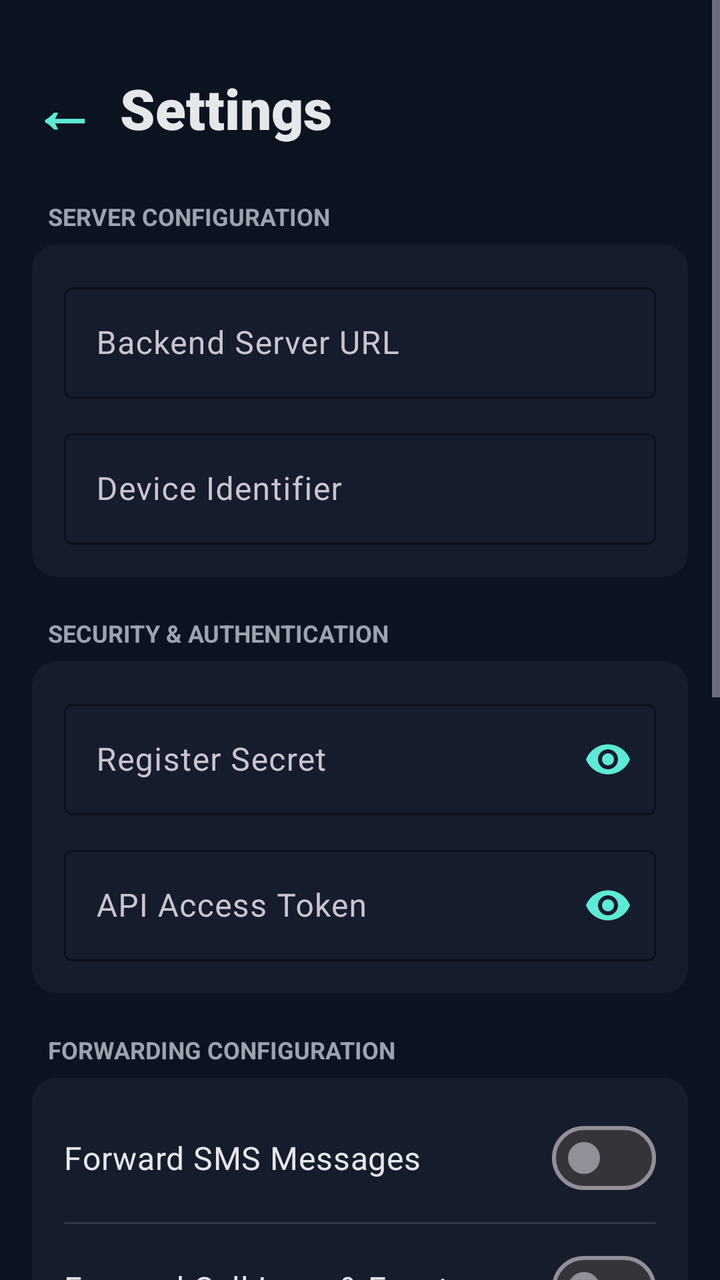
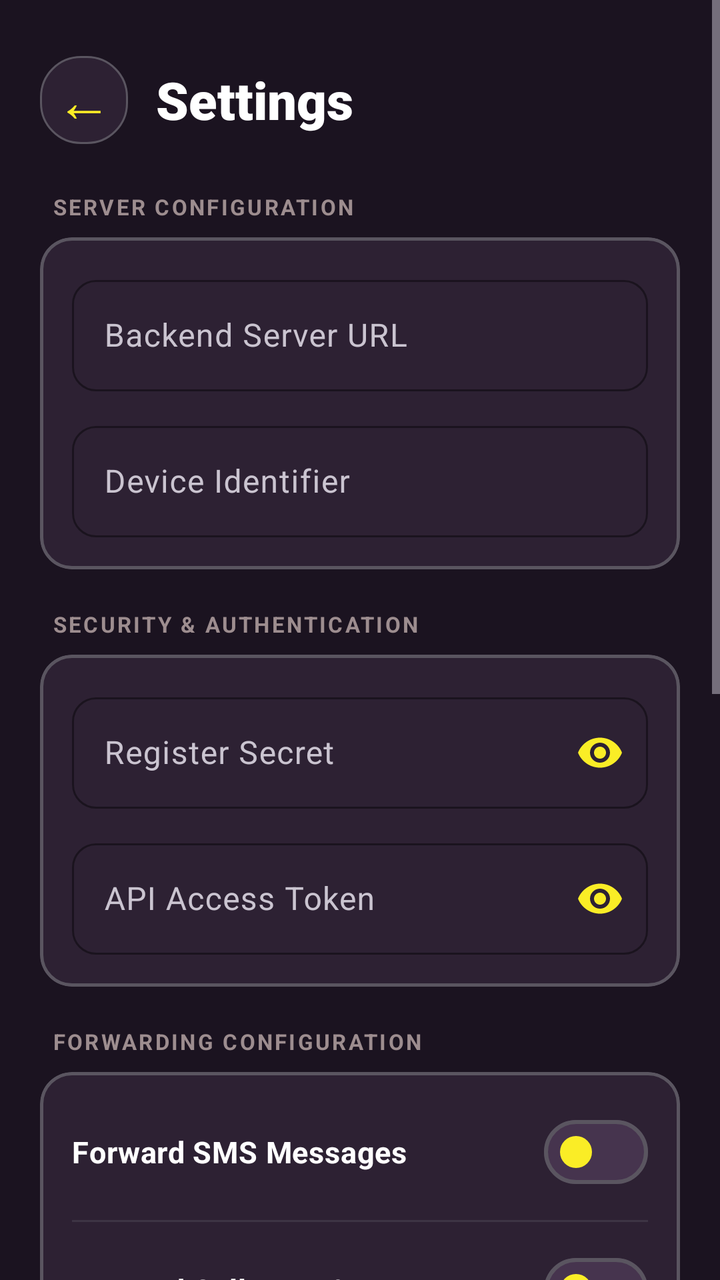

An Android layout rendered at two revisions. The XML below is the earlier revision; the diff shows what the commit changed to produce the second picture.
<!-- AndroidManifest.xml: application theme Theme.DeviceBridge -->
<!-- res/layout/activity_settings.xml -->
<?xml version="1.0" encoding="utf-8"?>
<ScrollView xmlns:android="http://schemas.android.com/apk/res/android"
    xmlns:app="http://schemas.android.com/apk/res-auto"
    android:layout_width="match_parent"
    android:layout_height="match_parent"
    android:background="@color/bridge_bg">

    <LinearLayout
        android:layout_width="match_parent"
        android:layout_height="wrap_content"
        android:orientation="vertical"
        android:padding="16dp">

        <LinearLayout
            android:layout_width="match_parent"
            android:layout_height="wrap_content"
            android:orientation="horizontal"
            android:gravity="center_vertical"
            android:layout_marginTop="16dp"
            android:layout_marginBottom="24dp">

            <TextView
                android:id="@+id/backBtn"
                android:layout_width="wrap_content"
                android:layout_height="wrap_content"
                android:text="←"
                android:textColor="@color/bridge_accent"
                android:textSize="32sp"
                android:textStyle="bold"
                android:paddingEnd="12dp" />

            <TextView
                android:layout_width="wrap_content"
                android:layout_height="wrap_content"
                android:text="Settings"
                android:textColor="@color/bridge_text"
                android:textSize="28sp"
                android:textStyle="bold"
                android:fontFamily="sans-serif-black" />
        </LinearLayout>

        
        <TextView
            android:layout_width="wrap_content"
            android:layout_height="wrap_content"
            android:layout_marginStart="8dp"
            android:layout_marginBottom="6dp"
            android:text="SERVER CONFIGURATION"
            android:textColor="#9CA3AF"
            android:textSize="12sp"
            android:textStyle="bold" />

        <com.google.android.material.card.MaterialCardView
            android:layout_width="match_parent"
            android:layout_height="wrap_content"
            android:layout_marginBottom="20dp"
            app:cardCornerRadius="12dp"
            app:cardBackgroundColor="@color/bridge_surface"
            app:strokeWidth="0dp">

            <LinearLayout
                android:layout_width="match_parent"
                android:layout_height="wrap_content"
                android:orientation="vertical"
                android:padding="16dp">

                <com.google.android.material.textfield.TextInputLayout
                    android:layout_width="match_parent"
                    android:layout_height="wrap_content"
                    android:hint="Backend Server URL"
                    app:boxStrokeColor="@color/bridge_accent"
                    app:hintTextColor="@color/bridge_accent"
                    style="@style/Widget.Material3.TextInputLayout.OutlinedBox">

                    <com.google.android.material.textfield.TextInputEditText
                        android:id="@+id/backendUrl"
                        android:layout_width="match_parent"
                        android:layout_height="wrap_content"
                        android:inputType="textUri"
                        android:textColor="@color/bridge_text" />
                </com.google.android.material.textfield.TextInputLayout>

                <com.google.android.material.textfield.TextInputLayout
                    android:layout_width="match_parent"
                    android:layout_height="wrap_content"
                    android:layout_marginTop="12dp"
                    android:hint="Device Identifier"
                    app:boxStrokeColor="@color/bridge_accent"
                    app:hintTextColor="@color/bridge_accent"
                    style="@style/Widget.Material3.TextInputLayout.OutlinedBox">

                    <com.google.android.material.textfield.TextInputEditText
                        android:id="@+id/deviceId"
                        android:layout_width="match_parent"
                        android:layout_height="wrap_content"
                        android:inputType="text"
                        android:textColor="@color/bridge_text" />
                </com.google.android.material.textfield.TextInputLayout>

            </LinearLayout>
        </com.google.android.material.card.MaterialCardView>

        
        <TextView
            android:layout_width="wrap_content"
            android:layout_height="wrap_content"
            android:layout_marginStart="8dp"
            android:layout_marginBottom="6dp"
            android:text="SECURITY &amp; AUTHENTICATION"
            android:textColor="#9CA3AF"
            android:textSize="12sp"
            android:textStyle="bold" />

        <com.google.android.material.card.MaterialCardView
            android:layout_width="match_parent"
            android:layout_height="wrap_content"
            android:layout_marginBottom="20dp"
            app:cardCornerRadius="12dp"
            app:cardBackgroundColor="@color/bridge_surface"
            app:strokeWidth="0dp">

            <LinearLayout
                android:layout_width="match_parent"
                android:layout_height="wrap_content"
                android:orientation="vertical"
                android:padding="16dp">

                <com.google.android.material.textfield.TextInputLayout
                    android:layout_width="match_parent"
                    android:layout_height="wrap_content"
                    android:hint="Register Secret"
                    app:boxStrokeColor="@color/bridge_accent"
                    app:hintTextColor="@color/bridge_accent"
                    app:endIconMode="password_toggle"
                    app:endIconTint="@color/bridge_accent"
                    style="@style/Widget.Material3.TextInputLayout.OutlinedBox">

                    <com.google.android.material.textfield.TextInputEditText
                        android:id="@+id/registerSecret"
                        android:layout_width="match_parent"
                        android:layout_height="wrap_content"
                        android:inputType="textPassword"
                        android:textColor="@color/bridge_text" />
                </com.google.android.material.textfield.TextInputLayout>

                <com.google.android.material.textfield.TextInputLayout
                    android:layout_width="match_parent"
                    android:layout_height="wrap_content"
                    android:layout_marginTop="12dp"
                    android:hint="API Access Token"
                    app:boxStrokeColor="@color/bridge_accent"
                    app:hintTextColor="@color/bridge_accent"
                    app:endIconMode="password_toggle"
                    app:endIconTint="@color/bridge_accent"
                    style="@style/Widget.Material3.TextInputLayout.OutlinedBox">

                    <com.google.android.material.textfield.TextInputEditText
                        android:id="@+id/apiToken"
                        android:layout_width="match_parent"
                        android:layout_height="wrap_content"
                        android:inputType="textPassword"
                        android:textColor="@color/bridge_text" />
                </com.google.android.material.textfield.TextInputLayout>

            </LinearLayout>
        </com.google.android.material.card.MaterialCardView>

        
        <TextView
            android:layout_width="wrap_content"
            android:layout_height="wrap_content"
            android:layout_marginStart="8dp"
            android:layout_marginBottom="6dp"
            android:text="FORWARDING CONFIGURATION"
            android:textColor="#9CA3AF"
            android:textSize="12sp"
            android:textStyle="bold" />

        <com.google.android.material.card.MaterialCardView
            android:layout_width="match_parent"
            android:layout_height="wrap_content"
            android:layout_marginBottom="20dp"
            app:cardCornerRadius="12dp"
            app:cardBackgroundColor="@color/bridge_surface"
            app:strokeWidth="0dp">

            <LinearLayout
                android:layout_width="match_parent"
                android:layout_height="wrap_content"
                android:orientation="vertical"
                android:padding="16dp">

                <com.google.android.material.materialswitch.MaterialSwitch
                    android:id="@+id/smsEnabled"
                    android:layout_width="match_parent"
                    android:layout_height="wrap_content"
                    android:text="Forward SMS Messages"
                    android:textColor="@color/bridge_text"
                    android:textSize="16sp" />

                <View
                    android:layout_width="match_parent"
                    android:layout_height="1dp"
                    android:background="#2E3748"
                    android:layout_marginTop="8dp"
                    android:layout_marginBottom="8dp" />

                <com.google.android.material.materialswitch.MaterialSwitch
                    android:id="@+id/callsEnabled"
                    android:layout_width="match_parent"
                    android:layout_height="wrap_content"
                    android:text="Forward Call Logs &amp; Events"
                    android:textColor="@color/bridge_text"
                    android:textSize="16sp" />

            </LinearLayout>
        </com.google.android.material.card.MaterialCardView>

        
        <com.google.android.material.card.MaterialCardView
            android:layout_width="match_parent"
            android:layout_height="wrap_content"
            android:layout_marginBottom="24dp"
            app:cardCornerRadius="12dp"
            app:cardBackgroundColor="@color/bridge_surface"
            app:strokeWidth="0dp">

            <LinearLayout
                android:layout_width="match_parent"
                android:layout_height="wrap_content"
                android:orientation="vertical"
                android:padding="16dp"
                android:gravity="center_vertical">

                <TextView
                    android:id="@+id/syncStatus"
                    android:layout_width="match_parent"
                    android:layout_height="wrap_content"
                    android:textColor="@color/bridge_text"
                    android:textSize="14sp"
                    android:fontFamily="sans-serif-medium" />
            </LinearLayout>
        </com.google.android.material.card.MaterialCardView>

        
        <com.google.android.material.button.MaterialButton
            android:id="@+id/save"
            android:layout_width="match_parent"
            android:layout_height="50dp"
            android:layout_marginBottom="8dp"
            android:text="Save Configurations"
            android:textStyle="bold"
            app:cornerRadius="10dp"
            app:backgroundTint="@color/bridge_accent"
            android:textColor="@color/bridge_bg" />

        <com.google.android.material.button.MaterialButton
            android:id="@+id/register"
            android:layout_width="match_parent"
            android:layout_height="50dp"
            android:layout_marginBottom="8dp"
            android:text="Register This Device"
            android:textStyle="bold"
            app:cornerRadius="10dp"
            app:backgroundTint="@color/bridge_surface"
            android:textColor="@color/bridge_text" />

        <com.google.android.material.button.MaterialButton
            android:id="@+id/testConnection"
            android:layout_width="match_parent"
            android:layout_height="50dp"
            android:layout_marginBottom="8dp"
            android:text="Test Server Connection"
            android:textStyle="bold"
            app:cornerRadius="10dp"
            app:backgroundTint="@color/bridge_surface"
            android:textColor="@color/bridge_text" />

        <com.google.android.material.button.MaterialButton
            android:id="@+id/syncNow"
            android:layout_width="match_parent"
            android:layout_height="50dp"
            android:layout_marginBottom="8dp"
            android:text="Sync History Now"
            android:textStyle="bold"
            app:cornerRadius="10dp"
            app:backgroundTint="@color/bridge_surface"
            android:textColor="@color/bridge_text" />

        <com.google.android.material.button.MaterialButton
            android:id="@+id/viewLogs"
            android:layout_width="match_parent"
            android:layout_height="50dp"
            android:layout_marginBottom="8dp"
            android:text="View Server Logs"
            android:textStyle="bold"
            app:cornerRadius="10dp"
            app:backgroundTint="@color/bridge_surface"
            android:textColor="@color/bridge_text" />

        <com.google.android.material.button.MaterialButton
            android:id="@+id/clearDb"
            android:layout_width="match_parent"
            android:layout_height="50dp"
            android:layout_marginBottom="40dp"
            android:text="Clear Local Database"
            android:textStyle="bold"
            app:cornerRadius="10dp"
            app:backgroundTint="#EF4444"
            android:textColor="@color/bridge_text" />

    </LinearLayout>
</ScrollView>
<!-- resources referenced by this layout -->
<resources>
  <color name="bridge_accent">#5EEAD4</color>
  <color name="bridge_bg">#0B1220</color>
  <color name="bridge_surface">#151C2C</color>
  <color name="bridge_text">#E5E7EB</color>
  <style name="Theme.DeviceBridge" parent="Theme.Material3.Dark.NoActionBar">
          <item name="colorPrimary">@color/bridge_accent</item>
          <item name="colorSecondary">@color/bridge_accent</item>
          <item name="colorSurface">@color/bridge_surface</item>
          <item name="colorOnSurface">@color/bridge_text</item>
          <item name="android:statusBarColor">@color/bridge_bg</item>
          <item name="android:navigationBarColor">@color/bridge_bg</item>
          <item name="android:windowBackground">@color/bridge_bg</item>
      </style>
</resources>

<!-- the commit's change to res/layout/activity_settings.xml (unified diff, before → after) -->
@@ -3,38 +3,41 @@
     xmlns:app="http://schemas.android.com/apk/res-auto"
     android:layout_width="match_parent"
     android:layout_height="match_parent"
-    android:background="@color/bridge_bg">
+    android:background="@color/bridge_bg"
+    android:fillViewport="true">
 
     <LinearLayout
         android:layout_width="match_parent"
         android:layout_height="wrap_content"
         android:orientation="vertical"
-        android:padding="16dp">
-
+        android:padding="20dp">
+
+        
         <LinearLayout
             android:layout_width="match_parent"
             android:layout_height="wrap_content"
             android:orientation="horizontal"
             android:gravity="center_vertical"
-            android:layout_marginTop="16dp"
+            android:layout_marginTop="8dp"
             android:layout_marginBottom="24dp">
 
             <TextView
                 android:id="@+id/backBtn"
-                android:layout_width="wrap_content"
-                android:layout_height="wrap_content"
+                android:layout_width="44dp"
+                android:layout_height="44dp"
                 android:text="←"
                 android:textColor="@color/bridge_accent"
-                android:textSize="32sp"
-                android:textStyle="bold"
-                android:paddingEnd="12dp" />
+                android:textSize="28sp"
+                android:gravity="center"
+                android:background="@drawable/badge_status_container"
+                android:layout_marginEnd="14dp" />
 
             <TextView
                 android:layout_width="wrap_content"
                 android:layout_height="wrap_content"
                 android:text="Settings"
                 android:textColor="@color/bridge_text"
-                android:textSize="28sp"
+                android:textSize="26sp"
                 android:textStyle="bold"
                 android:fontFamily="sans-serif-black" />
         </LinearLayout>
@@ -43,20 +46,23 @@
         <TextView
             android:layout_width="wrap_content"
             android:layout_height="wrap_content"
-            android:layout_marginStart="8dp"
-            android:layout_marginBottom="6dp"
+            android:layout_marginStart="6dp"
+            android:layout_marginBottom="8dp"
             android:text="SERVER CONFIGURATION"
-            android:textColor="#9CA3AF"
-            android:textSize="12sp"
-            android:textStyle="bold" />
+            android:textColor="@color/bridge_text_secondary"
+            android:textSize="11sp"
+            android:textStyle="bold"
+            android:letterSpacing="0.1" />
 
         <com.google.android.material.card.MaterialCardView
             android:layout_width="match_parent"
             android:layout_height="wrap_content"
             android:layout_marginBottom="20dp"
-            app:cardCornerRadius="12dp"
+            app:cardCornerRadius="16dp"
             app:cardBackgroundColor="@color/bridge_surface"
-            app:strokeWidth="0dp">
+            app:strokeColor="@color/bridge_card_border"
+            app:strokeWidth="1.5dp"
+            app:cardElevation="0dp">
 
             <LinearLayout
                 android:layout_width="match_parent"
@@ -70,6 +76,10 @@
                     android:hint="Backend Server URL"
                     app:boxStrokeColor="@color/bridge_accent"
                     app:hintTextColor="@color/bridge_accent"
+                    app:boxCornerRadiusTopStart="12dp"
+                    app:boxCornerRadiusTopEnd="12dp"
+                    app:boxCornerRadiusBottomStart="12dp"
+                    app:boxCornerRadiusBottomEnd="12dp"
                     style="@style/Widget.Material3.TextInputLayout.OutlinedBox">
 
                     <com.google.android.material.textfield.TextInputEditText
@@ -87,6 +97,10 @@
                     android:hint="Device Identifier"
                     app:boxStrokeColor="@color/bridge_accent"
                     app:hintTextColor="@color/bridge_accent"
+                    app:boxCornerRadiusTopStart="12dp"
+                    app:boxCornerRadiusTopEnd="12dp"
+                    app:boxCornerRadiusBottomStart="12dp"
+                    app:boxCornerRadiusBottomEnd="12dp"
                     style="@style/Widget.Material3.TextInputLayout.OutlinedBox">
 
                     <com.google.android.material.textfield.TextInputEditText
@@ -104,20 +118,23 @@
         <TextView
             android:layout_width="wrap_content"
             android:layout_height="wrap_content"
-            android:layout_marginStart="8dp"
-            android:layout_marginBottom="6dp"
+            android:layout_marginStart="6dp"
+            android:layout_marginBottom="8dp"
             android:text="SECURITY &amp; AUTHENTICATION"
-            android:textColor="#9CA3AF"
-            android:textSize="12sp"
-            android:textStyle="bold" />
+            android:textColor="@color/bridge_text_secondary"
+            android:textSize="11sp"
+            android:textStyle="bold"
+            android:letterSpacing="0.1" />
 
         <com.google.android.material.card.MaterialCardView
             android:layout_width="match_parent"
             android:layout_height="wrap_content"
             android:layout_marginBottom="20dp"
-            app:cardCornerRadius="12dp"
+            app:cardCornerRadius="16dp"
             app:cardBackgroundColor="@color/bridge_surface"
-            app:strokeWidth="0dp">
+            app:strokeColor="@color/bridge_card_border"
+            app:strokeWidth="1.5dp"
+            app:cardElevation="0dp">
 
             <LinearLayout
                 android:layout_width="match_parent"
@@ -133,6 +150,10 @@
                     app:hintTextColor="@color/bridge_accent"
                     app:endIconMode="password_toggle"
                     app:endIconTint="@color/bridge_accent"
+                    app:boxCornerRadiusTopStart="12dp"
+                    app:boxCornerRadiusTopEnd="12dp"
+                    app:boxCornerRadiusBottomStart="12dp"
+                    app:boxCornerRadiusBottomEnd="12dp"
                     style="@style/Widget.Material3.TextInputLayout.OutlinedBox">
 
                     <com.google.android.material.textfield.TextInputEditText
@@ -152,6 +173,10 @@
                     app:hintTextColor="@color/bridge_accent"
                     app:endIconMode="password_toggle"
                     app:endIconTint="@color/bridge_accent"
+                    app:boxCornerRadiusTopStart="12dp"
+                    app:boxCornerRadiusTopEnd="12dp"
+                    app:boxCornerRadiusBottomStart="12dp"
+                    app:boxCornerRadiusBottomEnd="12dp"
                     style="@style/Widget.Material3.TextInputLayout.OutlinedBox">
 
                     <com.google.android.material.textfield.TextInputEditText
@@ -169,20 +194,23 @@
         <TextView
             android:layout_width="wrap_content"
             android:layout_height="wrap_content"
-            android:layout_marginStart="8dp"
-            android:layout_marginBottom="6dp"
+            android:layout_marginStart="6dp"
+            android:layout_marginBottom="8dp"
             android:text="FORWARDING CONFIGURATION"
-            android:textColor="#9CA3AF"
-            android:textSize="12sp"
-            android:textStyle="bold" />
+            android:textColor="@color/bridge_text_secondary"
+            android:textSize="11sp"
+            android:textStyle="bold"
+            android:letterSpacing="0.1" />
 
         <com.google.android.material.card.MaterialCardView
             android:layout_width="match_parent"
             android:layout_height="wrap_content"
             android:layout_marginBottom="20dp"
-            app:cardCornerRadius="12dp"
+            app:cardCornerRadius="16dp"
             app:cardBackgroundColor="@color/bridge_surface"
-            app:strokeWidth="0dp">
+            app:strokeColor="@color/bridge_card_border"
+            app:strokeWidth="1.5dp"
+            app:cardElevation="0dp">
 
             <LinearLayout
                 android:layout_width="match_parent"
@@ -196,14 +224,17 @@
                     android:layout_height="wrap_content"
                     android:text="Forward SMS Messages"
                     android:textColor="@color/bridge_text"
-                    android:textSize="16sp" />
+                    android:textSize="15sp"
+                    android:textStyle="bold"
+                    app:thumbTint="@color/bridge_accent"
+                    app:trackTint="@color/bridge_surface_elevated" />
 
                 <View
                     android:layout_width="match_parent"
                     android:layout_height="1dp"
-                    android:background="#2E3748"
-                    android:layout_marginTop="8dp"
-                    android:layout_marginBottom="8dp" />
+                    android:background="@color/bridge_divider"
+                    android:layout_marginTop="10dp"
+                    android:layout_marginBottom="10dp" />
 
                 <com.google.android.material.materialswitch.MaterialSwitch
                     android:id="@+id/callsEnabled"
@@ -211,7 +242,10 @@
                     android:layout_height="wrap_content"
                     android:text="Forward Call Logs &amp; Events"
                     android:textColor="@color/bridge_text"
-                    android:textSize="16sp" />
+                    android:textSize="15sp"
+                    android:textStyle="bold"
+                    app:thumbTint="@color/bridge_accent"
+                    app:trackTint="@color/bridge_surface_elevated" />
 
             </LinearLayout>
         </com.google.android.material.card.MaterialCardView>
@@ -221,23 +255,25 @@
             android:layout_width="match_parent"
             android:layout_height="wrap_content"
             android:layout_marginBottom="24dp"
-            app:cardCornerRadius="12dp"
+            app:cardCornerRadius="14dp"
             app:cardBackgroundColor="@color/bridge_surface"
-            app:strokeWidth="0dp">
+            app:strokeColor="@color/bridge_card_border"
+            app:strokeWidth="1dp"
+            app:cardElevation="0dp">
 
             <LinearLayout
                 android:layout_width="match_parent"
                 android:layout_height="wrap_content"
                 android:orientation="vertical"
-                android:padding="16dp"
+                android:padding="14dp"
                 android:gravity="center_vertical">
 
                 <TextView
                     android:id="@+id/syncStatus"
                     android:layout_width="match_parent"
                     android:layout_height="wrap_content"
-                    android:textColor="@color/bridge_text"
-                    android:textSize="14sp"
+                    android:textColor="@color/bridge_text_secondary"
+                    android:textSize="13sp"
                     android:fontFamily="sans-serif-medium" />
             </LinearLayout>
         </com.google.android.material.card.MaterialCardView>
@@ -246,13 +282,14 @@
         <com.google.android.material.button.MaterialButton
             android:id="@+id/save"
             android:layout_width="match_parent"
-            android:layout_height="50dp"
-            android:layout_marginBottom="8dp"
+            android:layout_height="54dp"
+            android:layout_marginBottom="10dp"
             android:text="Save Configurations"
-            android:textStyle="bold"
-            app:cornerRadius="10dp"
+            android:textSize="15sp"
+            android:textStyle="bold"
+            app:cornerRadius="14dp"
             app:backgroundTint="@color/bridge_accent"
-            android:textColor="@color/bridge_bg" />
+            android:textColor="@color/bridge_on_accent" />
 
         <com.google.android.material.button.MaterialButton
             android:id="@+id/register"
@@ -261,8 +298,10 @@
             android:layout_marginBottom="8dp"
             android:text="Register This Device"
             android:textStyle="bold"
-            app:cornerRadius="10dp"
+            app:cornerRadius="12dp"
             app:backgroundTint="@color/bridge_surface"
+            app:strokeColor="@color/bridge_card_border"
+            app:strokeWidth="1.5dp"
             android:textColor="@color/bridge_text" />
 
         <com.google.android.material.button.MaterialButton
@@ -272,8 +311,10 @@
             android:layout_marginBottom="8dp"
             android:text="Test Server Connection"
             android:textStyle="bold"
-            app:cornerRadius="10dp"
+            app:cornerRadius="12dp"
             app:backgroundTint="@color/bridge_surface"
+            app:strokeColor="@color/bridge_card_border"
+            app:strokeWidth="1.5dp"
             android:textColor="@color/bridge_text" />
 
         <com.google.android.material.button.MaterialButton
@@ -283,8 +324,10 @@
             android:layout_marginBottom="8dp"
             android:text="Sync History Now"
             android:textStyle="bold"
-            app:cornerRadius="10dp"
+            app:cornerRadius="12dp"
             app:backgroundTint="@color/bridge_surface"
+            app:strokeColor="@color/bridge_card_border"
+            app:strokeWidth="1.5dp"
             android:textColor="@color/bridge_text" />
 
         <com.google.android.material.button.MaterialButton
@@ -294,9 +337,11 @@
             android:layout_marginBottom="8dp"
             android:text="View Server Logs"
             android:textStyle="bold"
-            app:cornerRadius="10dp"
+            app:cornerRadius="12dp"
             app:backgroundTint="@color/bridge_surface"
-            android:textColor="@color/bridge_text" />
+            app:strokeColor="@color/bridge_card_border"
+            app:strokeWidth="1.5dp"
+            android:textColor="@color/bridge_warm" />
 
         <com.google.android.material.button.MaterialButton
             android:id="@+id/clearDb"
@@ -305,8 +350,8 @@
             android:layout_marginBottom="40dp"
             android:text="Clear Local Database"
             android:textStyle="bold"
-            app:cornerRadius="10dp"
-            app:backgroundTint="#EF4444"
+            app:cornerRadius="12dp"
+            app:backgroundTint="@color/status_red"
             android:textColor="@color/bridge_text" />
 
     </LinearLayout>
<!-- resource entries referenced after the edit -->
@@ -1,14 +1,31 @@
 <!-- resources referenced by this layout -->
 <resources>
-  <color name="bridge_accent">#5EEAD4</color>
-  <color name="bridge_bg">#0B1220</color>
-  <color name="bridge_surface">#151C2C</color>
-  <color name="bridge_text">#E5E7EB</color>
+  <color name="bridge_accent">#FAED26</color>
+  <color name="bridge_bg">#1B1320</color>
+  <color name="bridge_card_border">#5A5560</color>
+  <color name="bridge_divider">#3D3545</color>
+  <color name="bridge_on_accent">#1B1320</color>
+  <color name="bridge_surface">#2D2133</color>
+  <color name="bridge_surface_elevated">#46344E</color>
+  <color name="bridge_text">#FFFFFF</color>
+  <color name="bridge_text_secondary">#9D8D8F</color>
+  <color name="bridge_warm">#9B786F</color>
+  <color name="status_red">#E11D48</color>
+  <!-- drawable badge_status_container (drawable) -->
+  <?xml version="1.0" encoding="utf-8"?>
+  <shape xmlns:android="http://schemas.android.com/apk/res/android" android:shape="rectangle">
+      <solid android:color="@color/bridge_surface" />
+      <stroke android:width="1dp" android:color="@color/bridge_card_border" />
+      <corners android:radius="20dp" />
+  </shape>
   <style name="Theme.DeviceBridge" parent="Theme.Material3.Dark.NoActionBar">
           <item name="colorPrimary">@color/bridge_accent</item>
-          <item name="colorSecondary">@color/bridge_accent</item>
+          <item name="colorOnPrimary">@color/bridge_on_accent</item>
+          <item name="colorSecondary">@color/bridge_warm</item>
           <item name="colorSurface">@color/bridge_surface</item>
           <item name="colorOnSurface">@color/bridge_text</item>
+          <item name="colorSurfaceVariant">@color/bridge_surface_elevated</item>
+          <item name="colorOutline">@color/bridge_card_border</item>
           <item name="android:statusBarColor">@color/bridge_bg</item>
           <item name="android:navigationBarColor">@color/bridge_bg</item>
           <item name="android:windowBackground">@color/bridge_bg</item>
